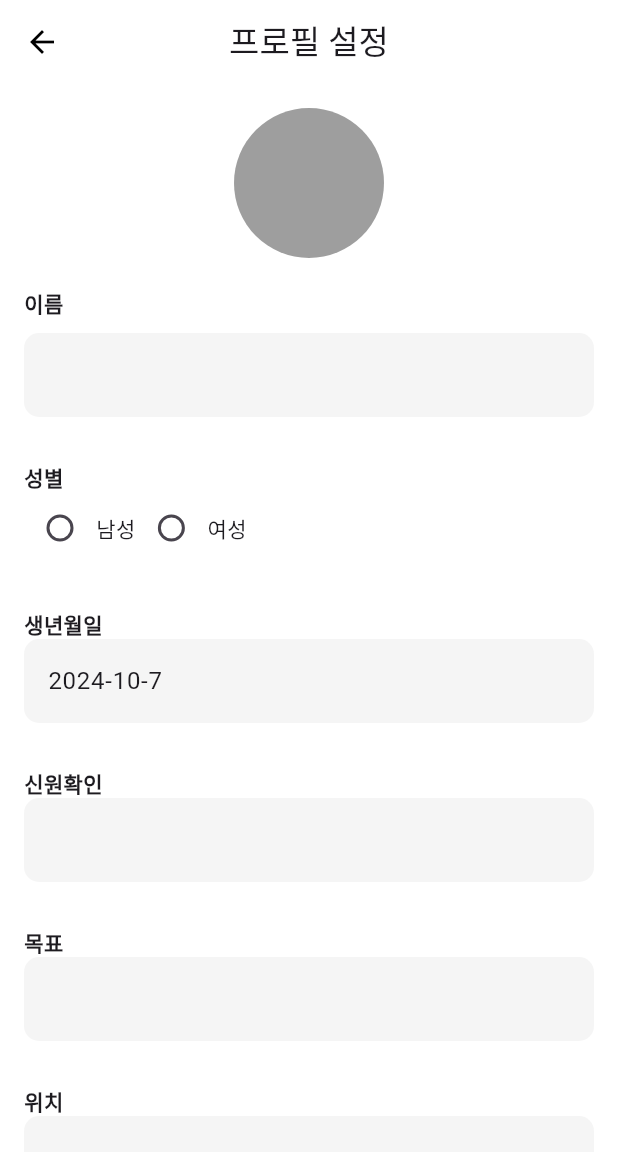
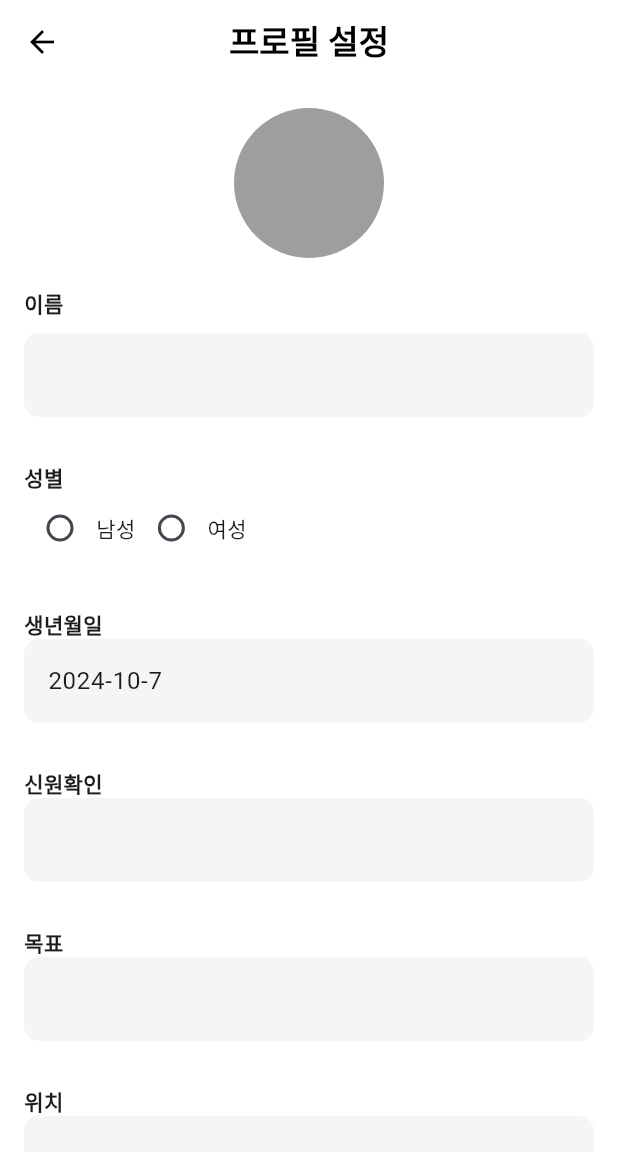
Before and after one commit to 9oormthonDKU/Frontend, a Flutter app: the ProfileEditView screen opened directly with empty values, on a phone screen of 412 x 824 dp. Shown: the top 1152 px of the screen. Run offline on Flutter 3.47's test engine with Material 3 defaults, Android fonts, the phone set to English and light mode, and no system bars; our stand-ins replace image_picker, table_calendar; accounts and stored records are empty.

Commit message:
chore: 페이지 글씨 두껍게 변경
chore: 페이지 글씨 두껍게 변경

```diff
--- a/goormthonfe/lib/views/profile_edit_view.dart
+++ b/goormthonfe/lib/views/profile_edit_view.dart
@@ -41,7 +41,11 @@ class _ProfileEditViewState extends State<ProfileEditView> {
     return Scaffold(
       backgroundColor: Colors.white, // 전체 화면 배경색을 흰색으로 설정
       appBar: AppBar(
-        title: const Text('프로필 설정'),
+        title: const Text('프로필 설정',style: TextStyle(
+          fontWeight: FontWeight.bold, // 글씨를 두껍게 설정
+          color: Colors.black, // 글씨 색상을 검정색으로 설정 (기본값 변경 가능)
+        ),
+        ),
         centerTitle: true,
         backgroundColor: Colors.white,
         elevation: 0,
```
Also changed, not shown: goormthonfe/lib/views/profile_view.dart (+27 -6 lines).
